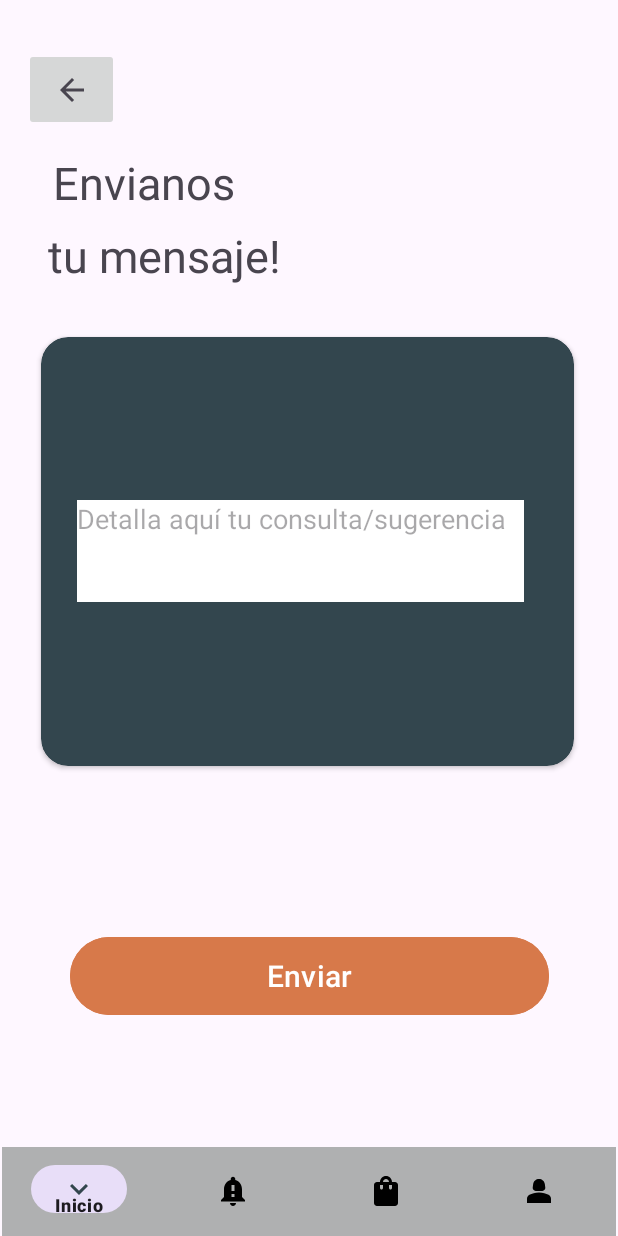
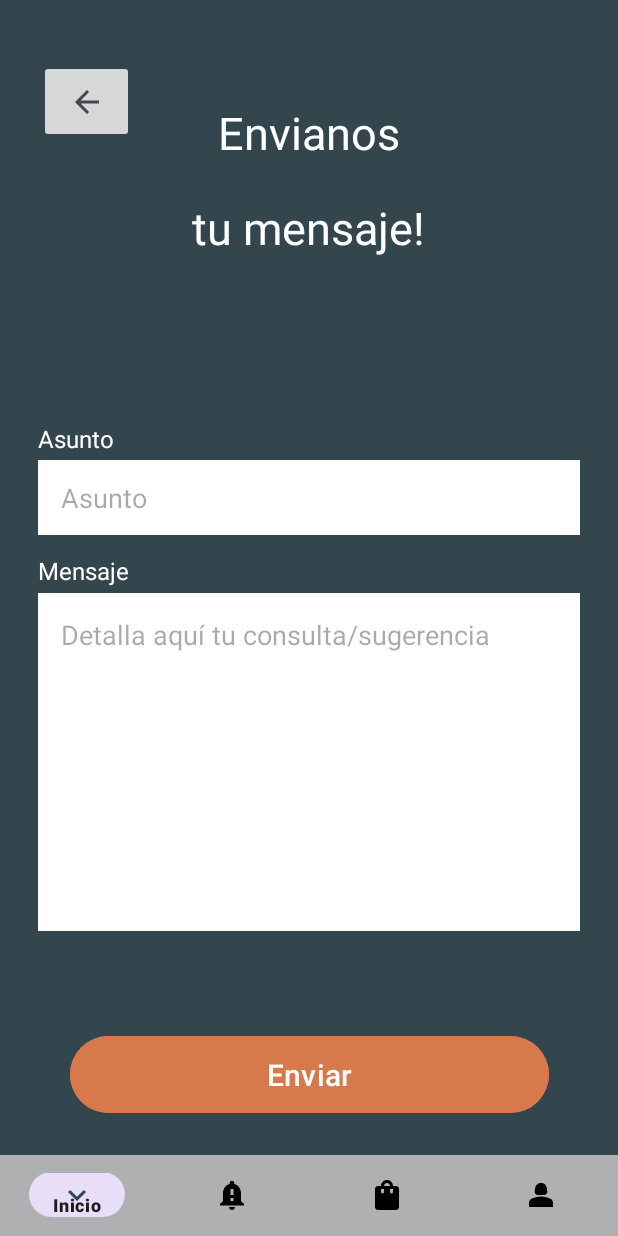
Before and after one commit to InnovacionIT/Hotel-california-Practicas, an Android app: the layout activity_contacto.xml on its own in the app's theme, with its tools: preview values and no code run, on a phone screen of 412 x 824 dp. Run offline under Robolectric (Android 15) with nearby library versions, the phone set to English and light mode, and no system bars.

Commit message:
add: Se agrega logica, layout y dependencias para el envio de mails

```diff
--- a/Hotel-california-mobile/app/src/main/AndroidManifest.xml
+++ b/Hotel-california-mobile/app/src/main/AndroidManifest.xml
@@ -1,7 +1,7 @@
 <?xml version="1.0" encoding="utf-8"?>
 <manifest xmlns:android="http://schemas.android.com/apk/res/android"
     xmlns:tools="http://schemas.android.com/tools">
-
+    <uses-permission android:name="android.permission.INTERNET"/>
     <application
         android:allowBackup="true"
         android:dataExtractionRules="@xml/data_extraction_rules"
--- /dev/null
+++ b/Hotel-california-mobile/app/src/main/java/com/example/hotelcaliforniaNegocio/MailService.java
@@ -0,0 +1,6 @@
+package com.example.hotelcaliforniaNegocio;
+
+public class MailService {
+    private static final String mailUsername = "hsoporte.hotelcalifornia@gmail.com";
+    private static final String mailPassword = "qrph wton uhvt avjr";
+}
--- a/Hotel-california-mobile/app/src/main/res/layout/activity_contacto.xml
+++ b/Hotel-california-mobile/app/src/main/res/layout/activity_contacto.xml
@@ -4,6 +4,7 @@
     xmlns:tools="http://schemas.android.com/tools"
     android:layout_width="match_parent"
     android:layout_height="match_parent"
+    android:background="@color/azul"
     tools:context=".Contact"
     tools:ignore="ExtraText">
 
@@ -11,95 +12,164 @@
         android:id="@+id/imageButton4"
         android:layout_width="63dp"
         android:layout_height="55dp"
-        android:layout_marginStart="16dp"
-        android:layout_marginTop="32dp"
         android:contentDescription="@string/boton_atras"
         android:onClick="goToProfile"
+        app:layout_constraintBottom_toTopOf="@+id/textView12"
+        app:layout_constraintEnd_toStartOf="@+id/textView11"
+        app:layout_constraintHorizontal_bias="0.32"
         app:layout_constraintStart_toStartOf="parent"
         app:layout_constraintTop_toTopOf="parent"
+        app:layout_constraintVertical_bias="0.531"
         app:srcCompat="?attr/homeAsUpIndicator" />
+
+    <Button
+        android:id="@+id/button6"
+        android:layout_width="319dp"
+        android:layout_height="59dp"
+        android:backgroundTint="@color/naranja"
+        android:layout_marginBottom="24dp"
+        android:onClick="buttonSendEmail"
+        android:text="@string/enviar"
+        android:textSize="20sp"
+        app:layout_constraintBottom_toTopOf="@+id/bottomNavigationView"
+        app:layout_constraintEnd_toEndOf="parent"
+        app:layout_constraintStart_toStartOf="parent"
+        app:layout_constraintTop_toBottomOf="@+id/cardView" />
+
+    <androidx.constraintlayout.widget.ConstraintLayout
+        android:id="@+id/cardView"
+        android:layout_width="match_parent"
+        android:layout_height="421dp"
+
+        app:layout_constraintBottom_toTopOf="@+id/bottomNavigationView"
+        app:layout_constraintEnd_toEndOf="parent"
+        app:layout_constraintHorizontal_bias="0.0"
+        app:layout_constraintStart_toStartOf="parent"
+        app:layout_constraintTop_toBottomOf="@+id/textView12"
+        app:layout_constraintVertical_bias="0.256">
+
+
+        <TextView
+            android:id="@+id/labelMail"
+            android:layout_width="wrap_content"
+            android:layout_height="wrap_content"
+            android:layout_marginTop="16dp"
+            android:layout_marginBottom="3dp"
+            android:text="Asunto"
+            android:textColor="@color/white"
+            android:textSize="16sp"
+            app:layout_constraintBottom_toTopOf="@+id/subject"
+
+            app:layout_constraintHorizontal_bias="0.12"
+            app:layout_constraintStart_toStartOf="@+id/subject"
+            app:layout_constraintTop_toTopOf="parent" />
+
+
+        <TextView
+            android:id="@+id/LabelMessage"
+            android:layout_width="wrap_content"
+            android:layout_height="wrap_content"
+            android:layout_marginBottom="4dp"
+            android:text="Mensaje"
+            android:textColor="@color/white"
+            android:textSize="16sp"
+            app:layout_constraintBottom_toTopOf="@+id/message"
+            app:layout_constraintEnd_toEndOf="parent"
+            app:layout_constraintHorizontal_bias="0.0"
+            app:layout_constraintStart_toStartOf="@+id/message"
+             />
+
+        <EditText
+            android:id="@+id/subject"
+            android:layout_width="match_parent"
+            android:layout_height="50dp"
+            android:layout_marginBottom="14dp"
+            android:background="@color/white"
+            android:ems="10"
+            android:hint="@string/subject"
+            android:inputType="text"
+            android:paddingStart="15dp"
+            android:paddingEnd="15dp"
+            android:layout_marginStart="25dp"
+            android:layout_marginEnd="25dp"
+            android:textAlignment="textStart"
+            app:layout_constraintBottom_toTopOf="@+id/LabelMessage"
+            app:layout_constraintEnd_toEndOf="parent"
+            app:layout_constraintStart_toStartOf="parent"
+            app:layout_constraintTop_toBottomOf="@+id/labelMail" />
+
+        <EditText
+            android:id="@+id/message"
+            android:layout_width="match_parent"
+            android:layout_height="225dp"
+            android:layout_marginBottom="28dp"
+            android:background="@color/white"
+            android:ems="10"
+            android:gravity="top"
+            android:hint="@string/texto_contacto"
+            android:inputType="text"
+            android:paddingStart="15dp"
+            android:paddingEnd="15dp"
+            android:paddingTop="15dp"
+            android:layout_marginStart="25dp"
+            android:layout_marginEnd="25dp"
+            app:layout_constraintBottom_toBottomOf="parent"
+            app:layout_constraintEnd_toEndOf="parent"
+            app:layout_constraintHorizontal_bias="1.0"
+            app:layout_constraintStart_toStartOf="parent"
+            app:layout_constraintTop_toBottomOf="@+id/subject" />
+
+    </androidx.constraintlayout.widget.ConstraintLayout>
+
+    <TextView
+        android:id="@+id/textView12"
+        android:layout_width="wrap_content"
+        android:layout_height="wrap_content"
+        android:layout_marginTop="55dp"
+        android:layout_marginBottom="18dp"
+        android:text="@string/tu_mensaje"
+        android:textColor="@color/white"
+        android:textSize="30sp"
+        app:layout_constraintBottom_toTopOf="@+id/cardView"
+        app:layout_constraintEnd_toEndOf="parent"
+        app:layout_constraintHorizontal_bias="0.498"
+        app:layout_constraintStart_toStartOf="parent"
+        app:layout_constraintTop_toTopOf="parent" />
 
     <TextView
         android:id="@+id/textView11"
         android:layout_width="wrap_content"
         android:layout_height="wrap_content"
-        android:layout_marginStart="35dp"
-        android:layout_marginTop="14dp"
+        android:layout_marginTop="62dp"
+        android:layout_marginBottom="16dp"
         android:text="@string/envianos"
+        android:textColor="@color/white"
         android:textSize="30sp"
-        app:layout_constraintStart_toStartOf="parent"
-        app:layout_constraintTop_toBottomOf="@+id/imageButton4" />
-
-    <Button
-        android:id="@+id/button6"
-        android:layout_width="319dp"
-        android:layout_height="60dp"
-        android:layout_marginTop="110dp"
-        android:backgroundTint="@color/naranja"
-        android:onClick="goToHome"
-        android:text="@string/enviar"
-        android:textSize="20sp"
+        app:layout_constraintBottom_toTopOf="@+id/textView12"
         app:layout_constraintEnd_toEndOf="parent"
         app:layout_constraintStart_toStartOf="parent"
-        app:layout_constraintTop_toBottomOf="@+id/cardView" />
-
-    <androidx.cardview.widget.CardView
-        android:id="@+id/cardView"
-        android:layout_width="355dp"
-        android:layout_height="286dp"
-        android:backgroundTint="@color/azul"
-        app:cardCornerRadius="18sp"
-        app:layout_constraintBottom_toBottomOf="parent"
-        app:layout_constraintEnd_toEndOf="parent"
-        app:layout_constraintHorizontal_bias="0.488"
-        app:layout_constraintStart_toStartOf="parent"
-        app:layout_constraintTop_toTopOf="parent"
-        app:layout_constraintVertical_bias="0.418">
-
-        <EditText
-            android:id="@+id/editTextText3"
-            android:layout_width="298dp"
-            android:layout_height="68dp"
-            android:layout_gravity="center|left"
-            android:layout_marginStart="24dp"
-            android:background="@color/white"
-            android:ems="10"
-            android:gravity="start"
-            android:hint="@string/texto_contacto"
-            android:inputType="text"
-            android:textAlignment="textStart" />
-    </androidx.cardview.widget.CardView>
-
-    <TextView
-        android:id="@+id/textView12"
-        android:layout_width="wrap_content"
-        android:layout_height="wrap_content"
-        android:layout_marginStart="32dp"
-        android:layout_marginTop="8dp"
-        android:text="@string/tu_mensaje"
-        android:textSize="30sp"
-        app:layout_constraintStart_toStartOf="parent"
-        app:layout_constraintTop_toBottomOf="@+id/textView11" />
+        app:layout_constraintTop_toTopOf="parent" />
 
     <com.google.android.material.bottomnavigation.BottomNavigationView
         android:id="@+id/bottomNavigationView"
-        android:layout_width="409dp"
-        android:layout_height="59dp"
-        android:layout_marginTop="2dp"
+        android:layout_width="match_parent"
+        android:layout_height="54dp"
         app:backgroundTint="@color/gris"
         app:itemIconTint="@drawable/selector"
         app:layout_constraintBottom_toBottomOf="parent"
         app:layout_constraintEnd_toEndOf="parent"
+        app:layout_constraintHorizontal_bias="1.0"
         app:layout_constraintStart_toStartOf="parent"
+        app:layout_constraintTop_toBottomOf="@+id/button6"
         app:menu='@menu/bottom_nav_menu' />
 
     <TextView
         android:id="@+id/holaUsuario"
         android:layout_width="wrap_content"
         android:layout_height="wrap_content"
-        android:layout_marginTop="16dp"
-        android:layout_marginEnd="16dp"
+        app:layout_constraintBottom_toTopOf="@+id/textView11"
         app:layout_constraintEnd_toEndOf="parent"
+        app:layout_constraintStart_toStartOf="parent"
         app:layout_constraintTop_toTopOf="parent" />
 
 
--- a/Hotel-california-mobile/app/src/main/res/values/strings.xml
+++ b/Hotel-california-mobile/app/src/main/res/values/strings.xml
@@ -81,4 +81,6 @@
     <string name="empty">\"\"</string>
     <string name="mje_error_completar_fechas_reserva">* Debe completar la Fecha de Ingreso y Salida</string>
     <string name="mje_error_select_hab_reserva">* Debe seleccionar una habitación para Reservar</string>
+    <string name="name">Juan Perez</string>
+    <string name="subject">Asunto</string>
 </resources>
```
Also changed, not shown: Hotel-california-mobile/app/build.gradle.kts (+14 -0 lines), Hotel-california-mobile/app/src/main/java/com/example/hotelcalifornia/Contact.java (+100 -44 lines), Hotel-california-mobile/build.gradle.kts (+12 -0 lines).
